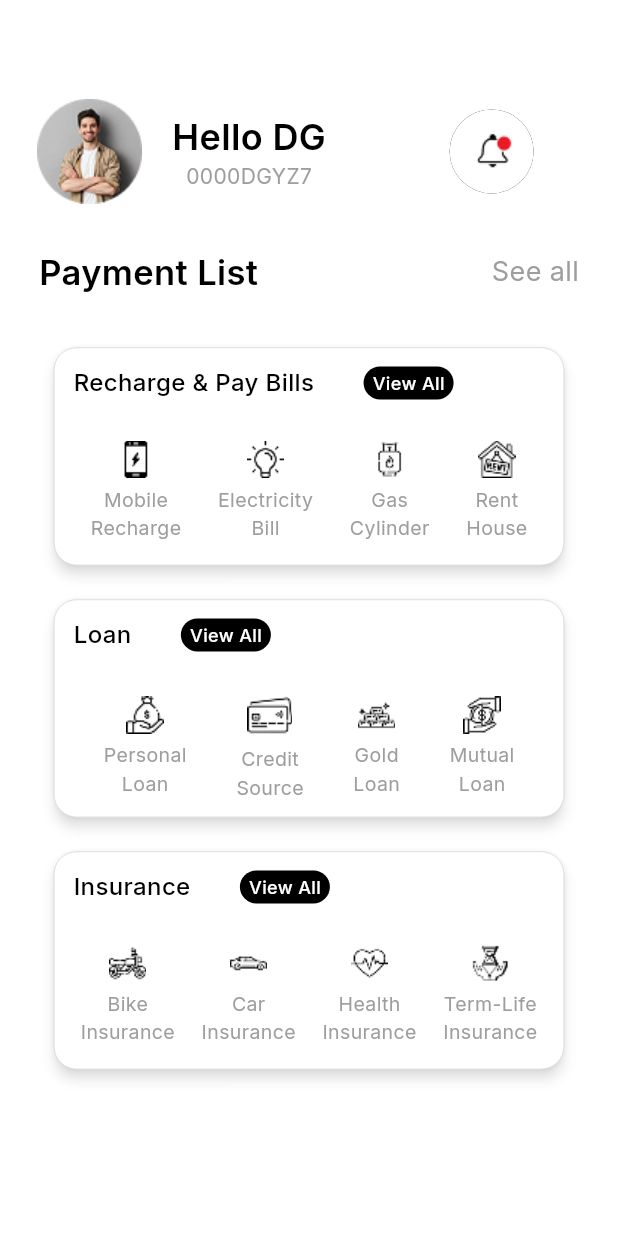
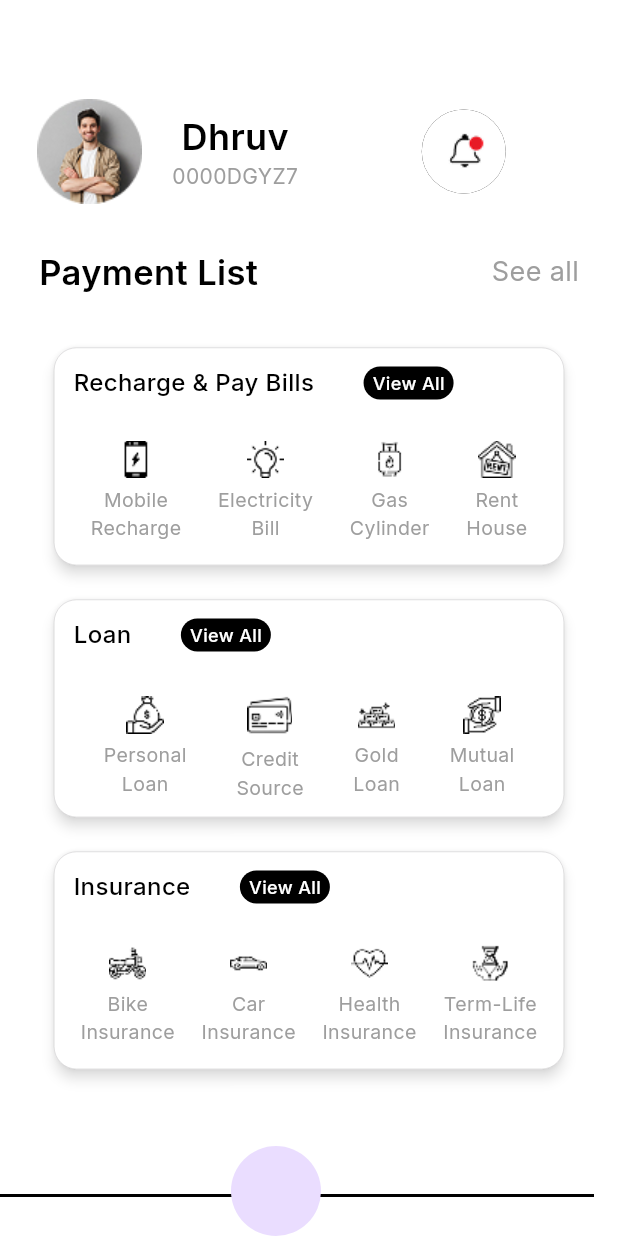
Before and after one commit to dhruvgoel3/QuickPay_Final_Task_App, a Flutter app: the HomePage screen opened directly, on a phone screen of 412 x 824 dp. Run offline on Flutter 3.47's test engine with Material 3 defaults, Android fonts, the phone set to English and light mode, and no system bars; our stand-ins replace get, google_fonts.

Commit message:
screans added

```diff
--- a/lib/AppUi/BottomNavBar/bottom_bar.dart
+++ b/lib/AppUi/BottomNavBar/bottom_bar.dart
@@ -64,7 +64,9 @@ class _BottomBarState extends State<BottomBar> {
                     height: 25,
                   ),
                   label: "Profile"),
-            ]),
+            ],
+        ),
+
       ),
       body: IndexedStack(
         children: pages,
--- a/lib/AppUi/HomePage/home_page.dart
+++ b/lib/AppUi/HomePage/home_page.dart
@@ -1,4 +1,6 @@
 import 'package:flutter/material.dart';
+import 'package:get/get.dart';
+import 'package:get/get_core/src/get_main.dart';
 import 'package:google_fonts/google_fonts.dart';
 import 'package:quickpay_final_task/AppUi/HomePage/main_cards.dart';
 import 'package:quickpay_final_task/Widgets/home_page_cards.dart';
@@ -17,6 +19,19 @@ class _HomePageState extends State<HomePage> {
     var width = MediaQuery.of(context).size.width;
     return Scaffold(
       backgroundColor: Colors.white,
+      floatingActionButton: Stack(
+        children: [
+          Padding(
+            padding: const EdgeInsets.only(top: 60.0),
+            child: Divider(color: Colors.black,thickness: 2,),
+          ),
+          Padding(
+            padding: const EdgeInsets.only(left: 170.0,top: 35),
+            child: CircleAvatar(radius: 30,),
+          ),
+        ],
+      ),
+      floatingActionButtonLocation: FloatingActionButtonLocation.endDocked,
       body: Column(
         children: [
           Row(
@@ -31,7 +46,7 @@ class _HomePageState extends State<HomePage> {
                 child: Column(
                   children: [
                     Text(
-                      "Hello DG",
+                      "Dhruv",
                       style: GoogleFonts.inter(
                           color: Colors.black,
                           fontWeight: FontWeight.w600,
--- a/lib/SignUp/signup_page.dart
+++ b/lib/SignUp/signup_page.dart
@@ -5,6 +5,7 @@ import 'package:google_fonts/google_fonts.dart';
 import 'package:quickpay_final_task/Login/login_Page.dart';
 import 'package:quickpay_final_task/SignUp/textfields_page.dart';
 
+import '../AppUi/HomePage/home_page.dart';
 import '../Widgets/textfields.dart';
 
 class SignupPage extends StatefulWidget {
@@ -87,7 +88,7 @@ class _SignupPageState extends State<SignupPage> {
             ),
             InkWell(
               onTap: () {
-                Get.to(Placeholder());
+                Get.to(HomePage());
               },
               child: Container(
                 height: height * 0.067,
```
